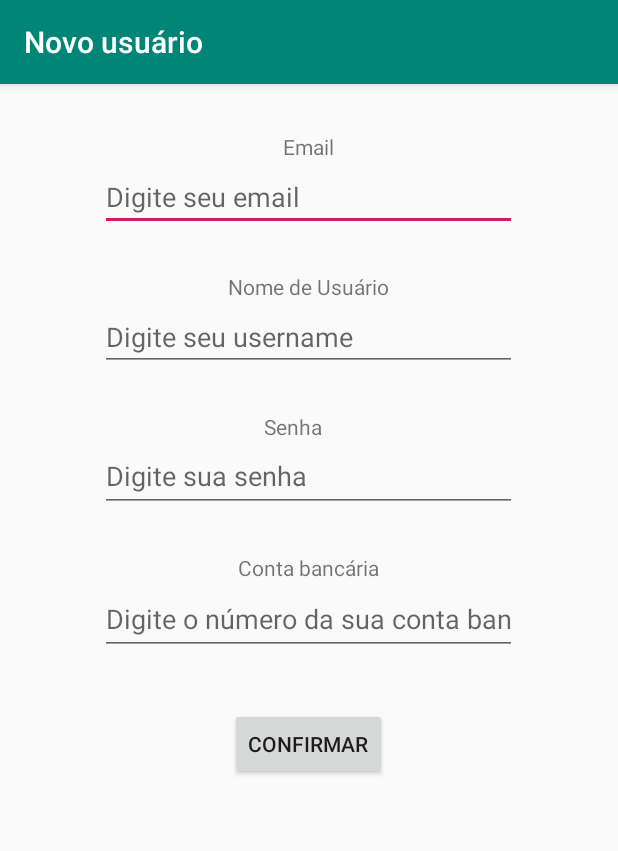
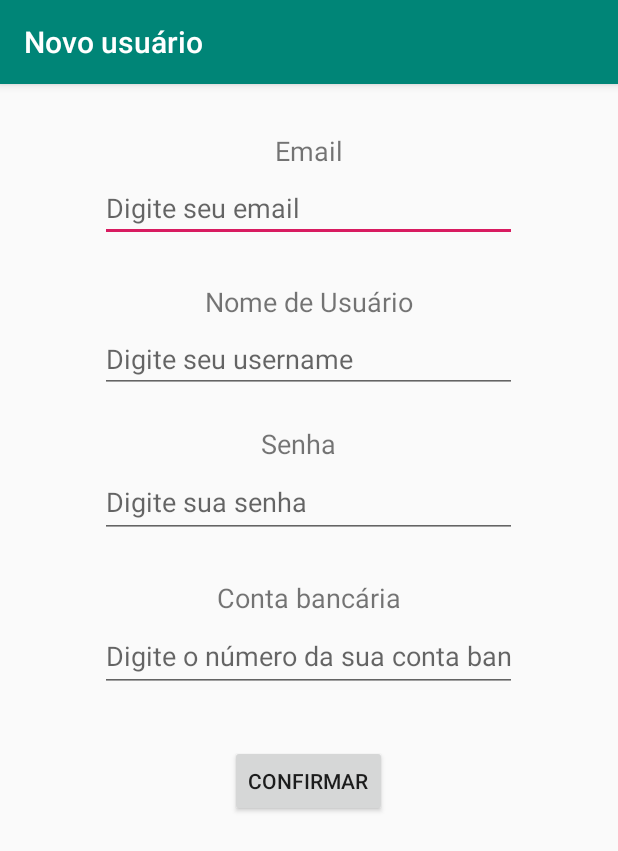
Before and after one commit to JefersonFG/smartparking, an Android app: the NewUserActivity screen opened directly, with no data from a screen before it, on a phone screen of 412 x 824 dp. Shown: the top 851 px of the screen. Run offline under Robolectric (Android 15) with nearby library versions, the phone set to English and light mode, and no system bars.

```diff
--- a/app/src/main/AndroidManifest.xml
+++ b/app/src/main/AndroidManifest.xml
@@ -5,7 +5,7 @@
     <uses-permission android:name="android.permission.CAMERA" />
     <uses-permission android:name="android.permission.INTERNET" />
     <uses-permission android:name="android.permission.NFC" />
-    <uses-sdk android:minSdkVersion="10"/>
+    <!--    <uses-sdk android:minSdkVersion="10"/> -->     <!--  tive que comentar pois dava erro no android studio  -->
 
 
     <application
--- a/app/src/main/java/com/ihc/smartparking/ConfigsActivity.java
+++ b/app/src/main/java/com/ihc/smartparking/ConfigsActivity.java
@@ -5,6 +5,7 @@ import androidx.appcompat.app.AppCompatActivity;
 import android.os.Bundle;
 import android.view.View;
 import android.widget.Button;
+import android.widget.TextView;
 
 public class ConfigsActivity extends AppCompatActivity {
     Button confirmar_button;
@@ -14,6 +15,9 @@ public class ConfigsActivity extends AppCompatActivity {
     protected void onCreate(Bundle savedInstanceState) {
         super.onCreate(savedInstanceState);
         setContentView(R.layout.activity_configs);
+
+        TextView tvusername = (TextView)findViewById(R.id.username_logged);
+        tvusername.setText(this.getIntent().getStringExtra("username"));
 
         confirmar_button = (Button) findViewById(R.id.confirmar);
         confirmar_button.setOnClickListener(new View.OnClickListener() {
--- a/app/src/main/java/com/ihc/smartparking/MainActivity.java
+++ b/app/src/main/java/com/ihc/smartparking/MainActivity.java
@@ -44,7 +44,6 @@ public class MainActivity extends AppCompatActivity implements LoginDialog.Login
         getSupportActionBar().hide();
 
         super.onCreate(savedInstanceState);
-
         setContentView(R.layout.activity_main);
 
         // -----------------------------
@@ -67,6 +66,8 @@ public class MainActivity extends AppCompatActivity implements LoginDialog.Login
 
     }
 
+    // --------------------------------------------------------------------------------
+    // NFC:
     public void onResume() {
         super.onResume();
         Intent intent = getIntent();
--- a/app/src/main/res/layout/activity_configs.xml
+++ b/app/src/main/res/layout/activity_configs.xml
@@ -82,7 +82,7 @@
         android:layout_height="wrap_content"
         android:ems="10"
         android:hint="Nova conta bancária"
-        android:inputType="textPersonName" />
+        android:inputType="number" />
 
     <Button
         android:layout_marginTop="26dp"
--- a/app/src/main/res/layout/activity_new_user.xml
+++ b/app/src/main/res/layout/activity_new_user.xml
@@ -12,7 +12,7 @@
         android:layout_height="wrap_content"
         android:layout_below="@+id/email_label"
         android:layout_centerHorizontal="true"
-        android:layout_marginTop="1dp"
+        android:layout_marginTop="3dp"
         android:ems="10"
         android:hint="Digite seu email"
         android:inputType="textEmailAddress"
@@ -27,7 +27,7 @@
         android:layout_height="47dp"
         android:layout_below="@+id/conta_label"
         android:layout_centerHorizontal="true"
-        android:layout_marginTop="1dp"
+        android:layout_marginTop="3dp"
         android:ems="10"
         android:hint="Digite o número da sua conta bancária"
         android:inputType="numberDecimal"
@@ -41,7 +41,7 @@
         android:layout_height="wrap_content"
         android:layout_below="@+id/username_label"
         android:layout_centerHorizontal="true"
-        android:layout_marginTop="1dp"
+        android:layout_marginTop="3dp"
         android:ems="10"
         android:hint="Digite seu username"
         android:inputType="textPersonName"
@@ -55,7 +55,7 @@
         android:layout_width="278dp"
         android:layout_height="47dp"
         android:layout_below="@+id/password_label"
-        android:layout_marginTop="1dp"
+        android:layout_marginTop="3dp"
         android:ems="10"
         android:hint="Digite sua senha"
         android:inputType="textPassword"
@@ -66,12 +66,13 @@
 
     <TextView
         android:id="@+id/password_label"
-        android:layout_width="60dp"
-        android:layout_height="18dp"
+        android:layout_width="63dp"
+        android:layout_height="wrap_content"
         android:layout_below="@+id/username_input"
         android:layout_centerHorizontal="true"
-        android:layout_marginTop="27dp"
+        android:layout_marginTop="21dp"
         android:text="Senha"
+        android:textSize="18sp"
         tools:layout_editor_absoluteY="286dp" />
 
     <Button
@@ -85,6 +86,7 @@
         tools:layout_editor_absoluteX="42dp" />
 
     <TextView
+        android:textSize="18sp"
         android:id="@+id/username_label"
         android:layout_width="wrap_content"
         android:layout_height="wrap_content"
@@ -94,6 +96,7 @@
         android:text="Nome de Usuário" />
 
     <TextView
+        android:textSize="18sp"
         android:id="@+id/conta_label"
         android:layout_width="wrap_content"
         android:layout_height="wrap_content"
@@ -103,13 +106,14 @@
         android:text="Conta bancária" />
 
     <TextView
-        android:layout_centerHorizontal="true"
         android:id="@+id/email_label"
         android:layout_width="wrap_content"
         android:layout_height="wrap_content"
         android:layout_alignParentTop="true"
+        android:layout_centerHorizontal="true"
         android:layout_marginTop="32dp"
-        android:text="Email" />
+        android:text="Email"
+        android:textSize="18sp" />
 
 
 </RelativeLayout>
--- a/app/src/main/res/layout/isencao_dialog.xml
+++ b/app/src/main/res/layout/isencao_dialog.xml
@@ -5,6 +5,7 @@
     >
 
     <EditText
+        android:inputType="number"
         android:hint="Digite o código de isenção"
         android:id="@+id/codigo_isencao_text"
         android:layout_width="match_parent"
```
Also changed, not shown: app/src/main/java/com/ihc/smartparking/HistoricoDialog.java (added, +45 -0 lines), app/src/main/java/com/ihc/smartparking/LoggedActivity.java (+60 -1 lines), app/src/main/java/com/ihc/smartparking/Registro.java (added, +23 -0 lines), app/src/main/res/layout/activity_logged.xml (+17 -8 lines).
